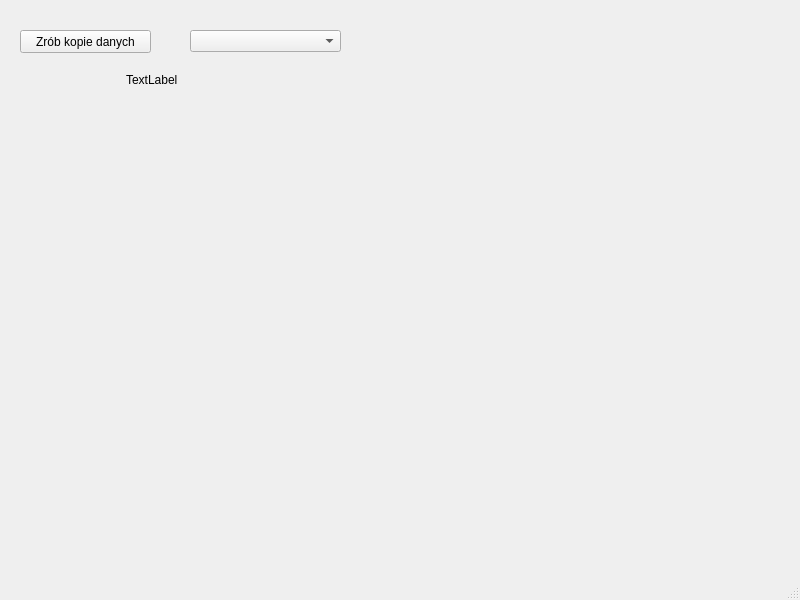
Astropl/TestRamek, file Ustawienia/ustawienia.ui: the form before one commit.
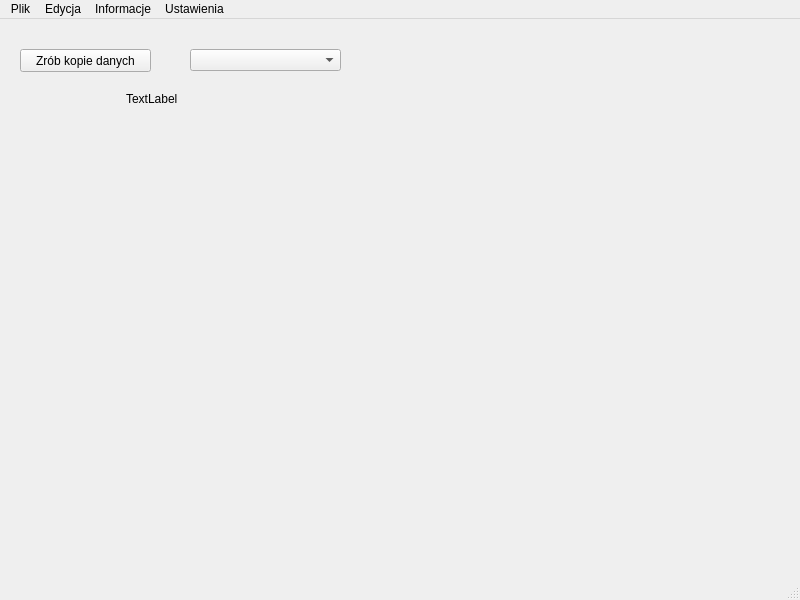
The form after the commit.

```diff
--- a/Ustawienia/ustawienia.ui
+++ b/Ustawienia/ustawienia.ui
@@ -60,6 +60,31 @@
      <height>21</height>
     </rect>
    </property>
+   <widget class="QMenu" name="menuPlik">
+    <property name="title">
+     <string>Plik</string>
+    </property>
+   </widget>
+   <widget class="QMenu" name="menuEdycja">
+    <property name="title">
+     <string>Edycja</string>
+    </property>
+   </widget>
+   <widget class="QMenu" name="menuInformacje">
+    <property name="title">
+     <string>Informacje</string>
+    </property>
+   </widget>
+   <widget class="QMenu" name="menuUstawienia">
+    <property name="title">
+     <string>Ustawienia</string>
+    </property>
+    <addaction name="actionOpcje"/>
+   </widget>
+   <addaction name="menuPlik"/>
+   <addaction name="menuEdycja"/>
+   <addaction name="menuInformacje"/>
+   <addaction name="menuUstawienia"/>
   </widget>
   <widget class="QStatusBar" name="statusbar"/>
  </widget>
```
Left out of the diff: 5 changed lines with no effect on the pictures.
